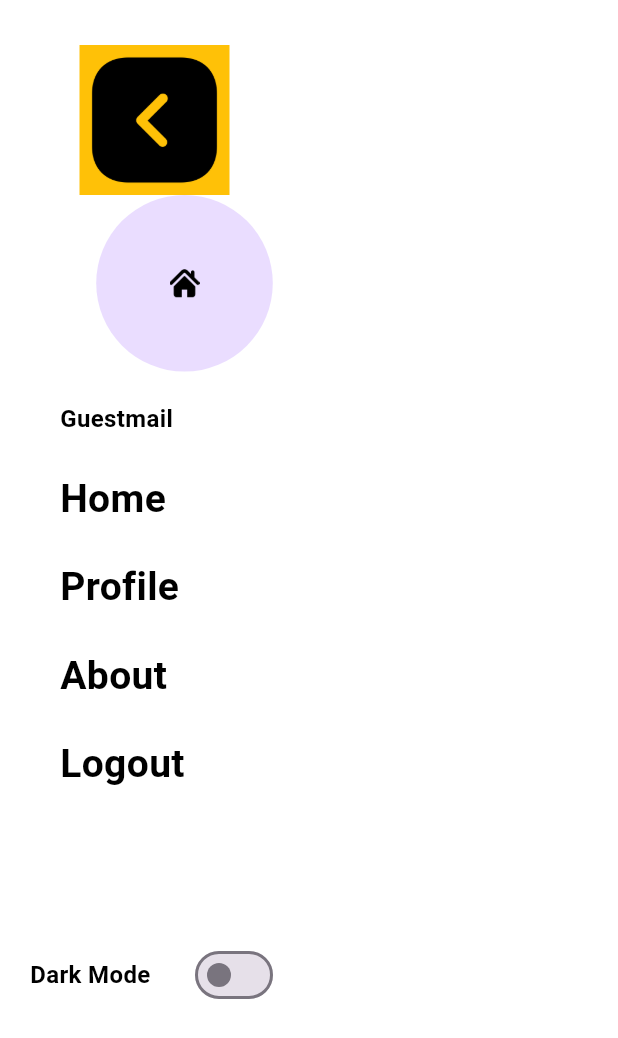
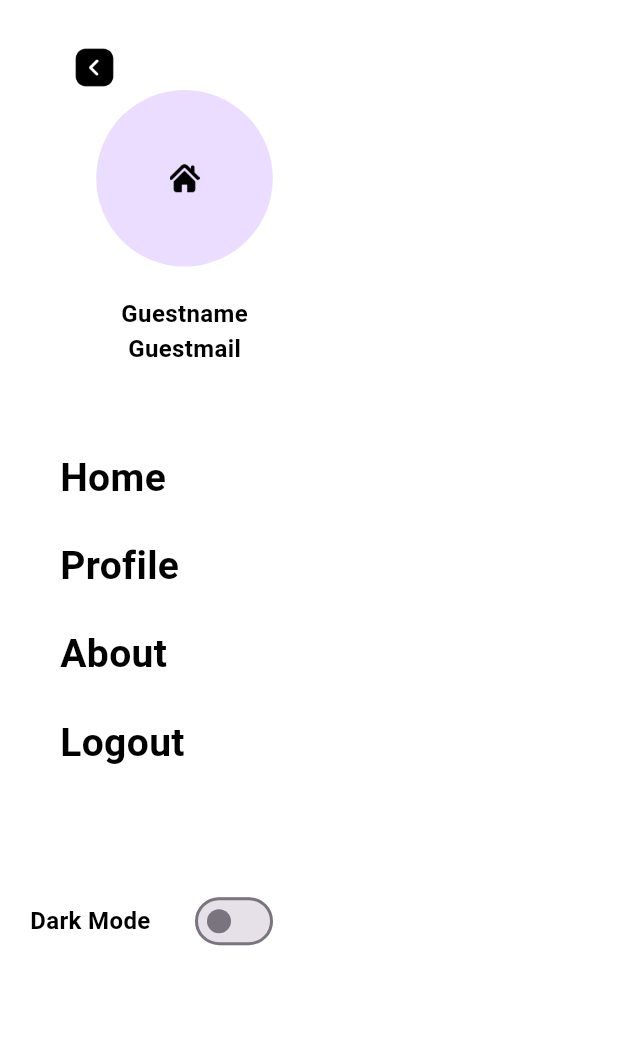
Before and after one commit to Aneeshsaju49AK/Travel_App_Andorid_TripMapp_Flutter, a Flutter app: the DrawerScreen screen opened directly, on a phone screen of 412 x 824 dp. Shown: the top 1038 px of the screen. Run offline on Flutter 3.47's test engine with Material 3 defaults, Android fonts, the phone set to English and light mode, and no system bars; our stand-ins replace carousel_slider, cloud_firestore, dots_indicator, firebase_core, firebase_storage, geocoding and 7 more; accounts and stored records are empty; Roboto replaces fonts that are missing (Abel).

```diff
--- a/tripmakerflutterapp/lib/view/screens/user_Screen/activity_Screen.dart
+++ b/tripmakerflutterapp/lib/view/screens/user_Screen/activity_Screen.dart
@@ -115,10 +115,13 @@ class ActivityScreenWidget extends StatelessWidget {
                                 ),
                                 Positioned(
                                   top: height / 7,
-                                  left: 20,
+                                  left: 50,
                                   child: SizedBox(
                                     width: width / 1.5,
                                     child: FittedBox(
+                                        child: Container(
+                                      height: 200,
+                                      width: 200,
                                       child: Text(
                                         place.selectedPlace!.placeName!,
                                         style: GoogleFonts.abel(
@@ -126,21 +129,26 @@ class ActivityScreenWidget extends StatelessWidget {
                                           fontSize: 24,
                                           fontWeight: FontWeight.w700,
                                         ),
+                                      ),
                                     )),
                                   ),
                                 ),
                                 Positioned(
                                   top: height / 5.5,
+                                  left: 50,
                                   child: SizedBox(
-                                    width: width / 2,
-                                    height: height / 23,
+                                    width: width / 1.5,
                                     child: FittedBox(
+                                        child: Container(
+                                      height: 200,
+                                      width: 200,
                                       child: Text(
                                         place.name!,
                                         style: GoogleFonts.abel(
                                           color: Colors.white,
                                           fontSize: 15,
                                           fontWeight: FontWeight.w700,
+                                        ),
                                       ),
                                     )),
                                   ),
--- a/tripmakerflutterapp/lib/view/screens/user_Screen/drawer_screen.dart
+++ b/tripmakerflutterapp/lib/view/screens/user_Screen/drawer_screen.dart
@@ -51,13 +51,9 @@ class _DrawerScreenState extends State<DrawerScreen> {
               Padding(
                 padding: const EdgeInsets.only(
                   top: 30,
+                  right: 80,
                 ),
-                child: Container(
-                  color: Colors.amber,
-                  width: 100,
-                  height: 100,
                 child: BackButtonWidget(sizeOfImage: 30, isCHecked: true),
-                ),
               ),
               Padding(
                 padding: EdgeInsets.only(
@@ -90,7 +86,7 @@ class _DrawerScreenState extends State<DrawerScreen> {
               ),
               SizedBox(
                 width: width / 2,
-                height: height / 2.3,
+                height: height / 2.1,
                 child: Column(
                   crossAxisAlignment: CrossAxisAlignment.start,
                   children: [
@@ -100,33 +96,70 @@ class _DrawerScreenState extends State<DrawerScreen> {
                       ),
                       child: SizedBox(
                         width: width / 2,
-                        height: height / 31,
+                        height: height / 10,
                         child: ValueListenableBuilder<List<ProfileModels>>(
                           valueListenable: ProfileDB.userListNotifier,
                           builder: (context, userList, _) {
                             if (userList.isNotEmpty) {
-                              return Text(
+                              return Column(
+                                crossAxisAlignment: CrossAxisAlignment.start,
+                                children: [
+                                  FittedBox(
+                                    child: Text(
+                                      userList[0].name!,
+                                      style: GoogleFonts.abel(
+                                        fontSize: 20,
+                                        fontWeight: FontWeight.w700,
+                                        color: Provider.of<DarkModeProvider>(
+                                                    context)
+                                                .value
+                                            ? Colors.blue
+                                            : Colors.black,
+                                      ),
+                                    ),
+                                  ),
+                                  Text(
                                     userList[0].email!,
                                     style: GoogleFonts.abel(
                                       fontSize: 16,
                                       fontWeight: FontWeight.w700,
-                                  color: Provider.of<DarkModeProvider>(context)
+                                      color:
+                                          Provider.of<DarkModeProvider>(context)
                                                   .value
                                               ? Colors.blue
                                               : Colors.black,
                                     ),
+                                  ),
+                                ],
                               );
                             } else {
-                              return Text(
+                              return Column(
+                                children: [
+                                  Text(
+                                    "Guestname",
+                                    style: GoogleFonts.abel(
+                                      fontSize: 16,
+                                      fontWeight: FontWeight.w700,
+                                      color:
+                                          Provider.of<DarkModeProvider>(context)
+                                                  .value
+                                              ? Colors.blue
+                                              : Colors.black,
+                                    ),
+                                  ),
+                                  Text(
                                     "Guestmail",
                                     style: GoogleFonts.abel(
                                       fontSize: 16,
                                       fontWeight: FontWeight.w700,
-                                  color: Provider.of<DarkModeProvider>(context)
+                                      color:
+                                          Provider.of<DarkModeProvider>(context)
                                                   .value
                                               ? Colors.blue
                                               : Colors.black,
                                     ),
+                                  ),
+                                ],
                               );
                             }
                           },
```
Lines whose indentation alone changed are shown as unchanged.
